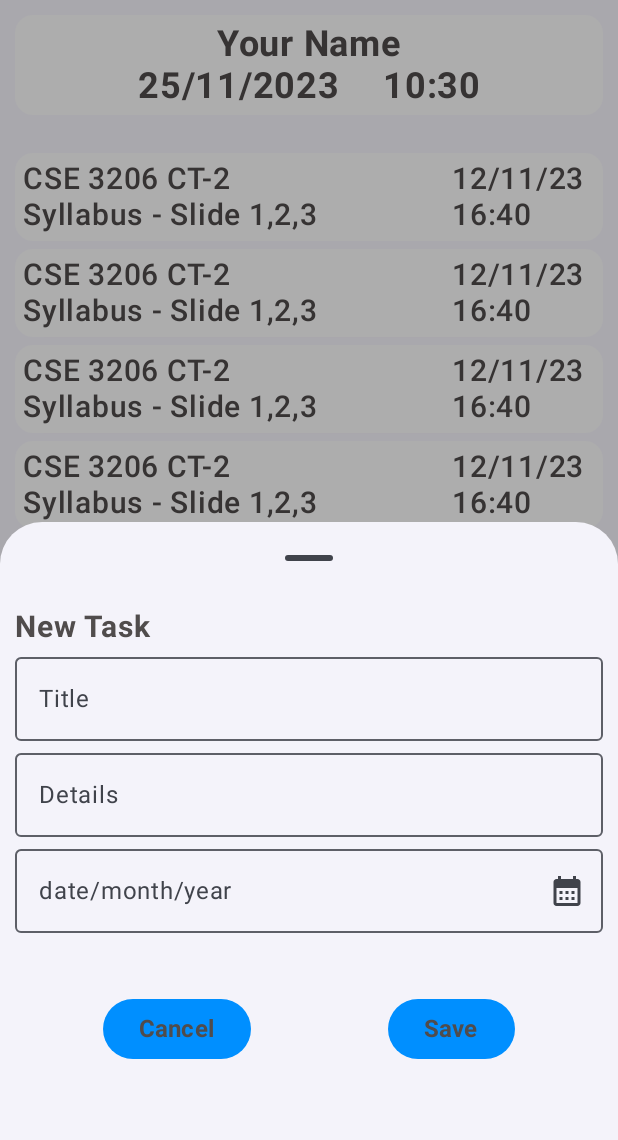
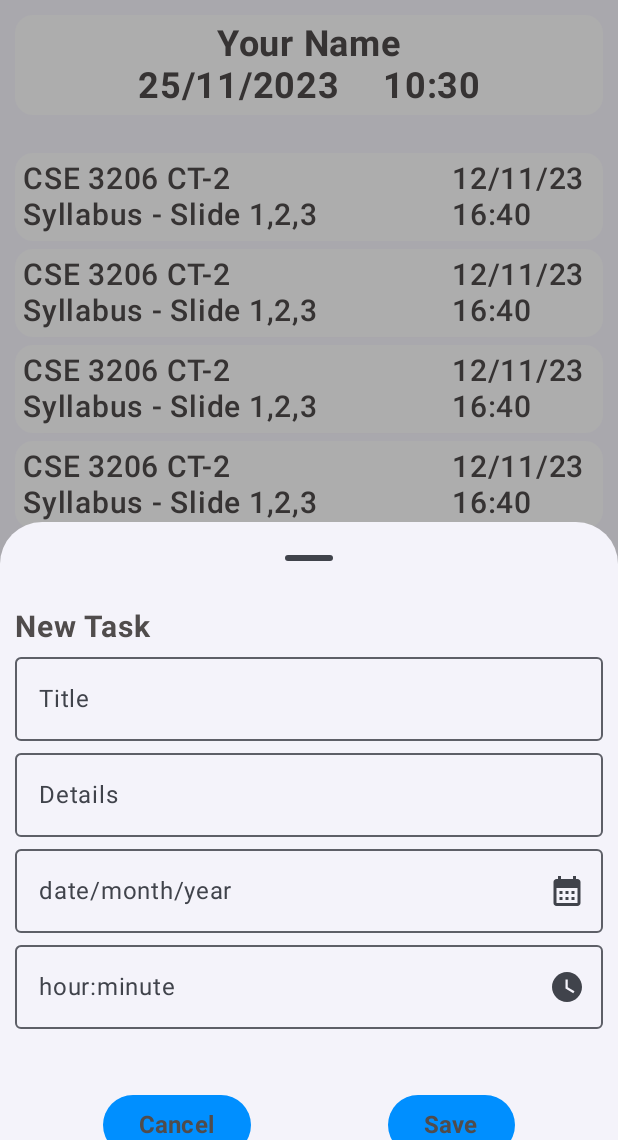
Before and after one commit to rasel-093/TodoApp, an Android app built with Jetpack Compose: the screen it shows after launch (MainActivity), after a tap on "+ Add", on a phone screen of 412 x 824 dp, the part 96-1236 px from its top. Run offline under Robolectric (Android 15) with nearby library versions, the phone set to English and light mode, and no system bars.

Commit message:
Time Picker added with AlertDialog

```diff
--- a/app/src/main/java/com/example/todoapp/screens/BottomSheetScreen.kt
+++ b/app/src/main/java/com/example/todoapp/screens/BottomSheetScreen.kt
@@ -1,6 +1,7 @@
 package com.example.todoapp.screens
 
 import android.widget.Toast
+import androidx.compose.foundation.background
 import androidx.compose.foundation.layout.Arrangement
 import androidx.compose.foundation.layout.Box
 import androidx.compose.foundation.layout.Column
@@ -9,7 +10,9 @@ import androidx.compose.foundation.layout.Spacer
 import androidx.compose.foundation.layout.fillMaxWidth
 import androidx.compose.foundation.layout.height
 import androidx.compose.foundation.layout.padding
+import androidx.compose.foundation.shape.RoundedCornerShape
 import androidx.compose.foundation.text.KeyboardOptions
+import androidx.compose.material3.AlertDialog
 import androidx.compose.material3.Button
 import androidx.compose.material3.ButtonDefaults
 import androidx.compose.material3.DatePicker
@@ -20,7 +23,11 @@ import androidx.compose.material3.Icon
 import androidx.compose.material3.IconButton
 import androidx.compose.material3.OutlinedTextField
 import androidx.compose.material3.Text
+import androidx.compose.material3.TextButton
+import androidx.compose.material3.TimePicker
+import androidx.compose.material3.TimePickerDefaults
 import androidx.compose.material3.rememberDatePickerState
+import androidx.compose.material3.rememberTimePickerState
 import androidx.compose.runtime.Composable
 import androidx.compose.runtime.getValue
 import androidx.compose.runtime.mutableStateOf
@@ -28,6 +35,8 @@ import androidx.compose.runtime.saveable.rememberSaveable
 import androidx.compose.runtime.setValue
 import androidx.compose.ui.Alignment
 import androidx.compose.ui.Modifier
+import androidx.compose.ui.draw.clip
+import androidx.compose.ui.graphics.Color
 import androidx.compose.ui.platform.LocalContext
 import androidx.compose.ui.res.painterResource
 import androidx.compose.ui.text.font.FontWeight
@@ -80,6 +89,7 @@ fun BottomSheetScree() {
                     KeyboardOptions(imeAction = ImeAction.Next)
                 )
                 CalendarField({deadLineDate = it})
+                TimeField({deadlineTime = it})
             }
         }
 
@@ -199,9 +209,76 @@ fun CalendarField(onValueChange: (String) -> Unit) {
     )
 }
 
+@Composable
+fun TimeField(onValueChange: (String) -> Unit) {
+    var selectedTime by rememberSaveable {
+        mutableStateOf("")
+    }
+    var openDialog by rememberSaveable {
+        mutableStateOf(false)
+    }
+    if (openDialog) {
+        CustomTimePickerDialog({selectedTime = it},{ openDialog = it })
+    }
+    OutlinedTextField(
+        value = selectedTime,
+        onValueChange = {onValueChange(selectedTime)},
+        trailingIcon = {
+            IconButton(onClick = { openDialog = true }) {
+                Icon(
+                    painter = painterResource(id = R.drawable.clock_icon),
+                    contentDescription = null
+                )
+            }
+        },
+        label = { Text(text = "hour:minute") },
+        modifier = Modifier.fillMaxWidth()
+    )
+}
+
 fun getDateInFormat(dateInMillis: Long): String {
     val instant = Instant.ofEpochMilli(dateInMillis)
     val localDate = LocalDateTime.ofInstant(instant, ZoneId.systemDefault()).toLocalDate()
     val formatter = DateTimeFormatter.ofPattern("dd/MM/yyyy")
     return localDate.format(formatter)
 }
+
+@OptIn(ExperimentalMaterial3Api::class)
+@Composable
+fun CustomTimePickerDialog(selectedTime: (String) -> Unit, showDialog:(Boolean)->Unit) {
+    AlertDialog(
+        onDismissRequest = { /*TODO*/ },
+
+    ) {
+        val timePickerState = rememberTimePickerState(initialHour = 0, initialMinute = 30,is24Hour = false)
+        Column(
+            modifier = Modifier
+                .fillMaxWidth()
+                .padding(10.dp)
+                .background(Color(0xFFFFFFFF))
+                .clip(RoundedCornerShape(8.dp))
+        ) {
+            TimePicker(
+                state = timePickerState ,
+                colors = TimePickerDefaults.colors(
+                    containerColor = Color(0xFFFFFFFF)
+                ),
+                modifier = Modifier.fillMaxWidth().padding(10.dp)
+            )
+            Row(
+                horizontalArrangement = Arrangement.End,
+                modifier = Modifier.fillMaxWidth()
+            ) {
+                TextButton(onClick = { showDialog(false) }) {
+                    Text(text = "Cancel")
+                }
+                TextButton(onClick = {
+                    selectedTime("${timePickerState.hour.toString()}:${timePickerState.minute.toString()}")
+                    showDialog(false)
+                }) {
+                    Text(text = "Confirm")
+                }
+            }
+        }
+    }
+}
--- /dev/null
+++ b/app/src/main/res/drawable/clock_icon.xml
@@ -0,0 +1,5 @@
+<vector android:height="24dp" android:tint="#000000"
+    android:viewportHeight="24" android:viewportWidth="24"
+    android:width="24dp" xmlns:android="http://schemas.android.com/apk/res/android">
+    <path android:fillColor="@android:color/white" android:pathData="M12,2C6.5,2 2,6.5 2,12s4.5,10 10,10s10,-4.5 10,-10S17.5,2 12,2zM16.2,16.2L11,13V7h1.5v5.2l4.5,2.7L16.2,16.2z"/>
+</vector>
```
